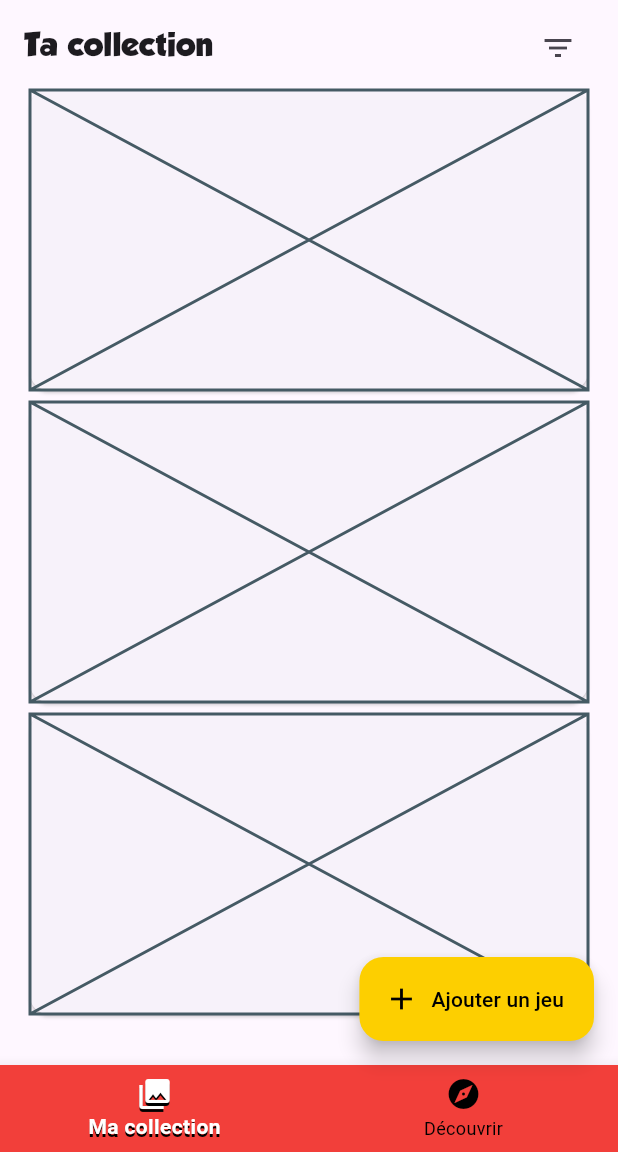
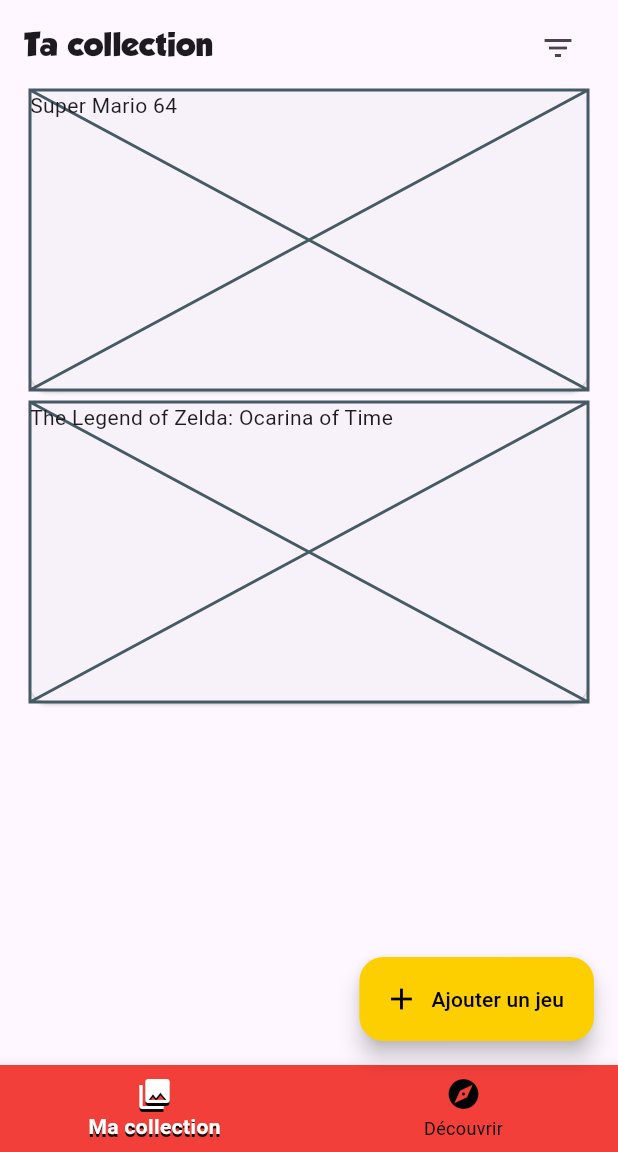
Before and after one commit to Fenysk/flutter_le_spawn, a Flutter app: the screen it shows after launch, on a phone screen of 412 x 824 dp, the part 84-1236 px from its top. Run offline on Flutter 3.47's test engine with Material 3 defaults, Android fonts, the phone set to English and light mode, and no system bars; our stand-ins replace camera; Roboto replaces fonts that are missing (Acephimere); project files that could hold a hidden picture were left out.

Commit message:
🚧  Add video game dummy data and model

```diff
--- /dev/null
+++ b/lib/data/video_game_data.dart
@@ -0,0 +1,20 @@
+import 'package:le_spawn/models/video_game.dart';
+
+final videoGameData = [
+  VideoGame(
+    title: 'Super Mario 64',
+    edition: 'Standard',
+    region: 'PAL',
+    mainPhoto:
+        'https://m.media-amazon.com/images/I/61WDvKg7g9L._AC_UF1000,1000_QL80_.jpg',
+    platform: 'Nintendo 64',
+  ),
+  VideoGame(
+    title: 'The Legend of Zelda: Ocarina of Time',
+    edition: 'Standard',
+    region: 'PAL',
+    mainPhoto:
+        'https://upload.wikimedia.org/wikipedia/en/5/57/The_Legend_of_Zelda_Ocarina_of_Time.jpg',
+    platform: 'Nintendo 64',
+  ),
+];
--- /dev/null
+++ b/lib/models/video_game.dart
@@ -0,0 +1,23 @@
+class VideoGame {
+  VideoGame({
+    required this.title,
+    required this.edition,
+    required this.region,
+    required this.mainPhoto,
+    required this.platform,
+    this.description,
+    this.initialPurchasePrice,
+    this.negotiatedPrice,
+    this.currentMarketValue,
+  });
+
+  final String title;
+  final String? description;
+  final String edition;
+  final String region;
+  final String platform;
+  final String mainPhoto;
+  final double? initialPurchasePrice;
+  final double? negotiatedPrice;
+  final double? currentMarketValue;
+}
--- a/lib/ui/screens/collection_screen.dart
+++ b/lib/ui/screens/collection_screen.dart
@@ -38,10 +38,8 @@ class _CollectionScreenState extends State<CollectionScreen> {
               ),
             ],
           ),
-          const Expanded(
-            child: VideoGameList(
-              items: ['1', '2', '3'],
-            ),
+          Expanded(
+            child: VideoGameList(),
           ),
         ],
       ),
--- a/lib/ui/widgets/game/video_game_item.dart
+++ b/lib/ui/widgets/game/video_game_item.dart
@@ -1,14 +1,19 @@
 import 'package:flutter/material.dart';
+import 'package:le_spawn/models/video_game.dart';
 
 class VideoGameItem extends StatelessWidget {
-  const VideoGameItem({super.key});
+  const VideoGameItem({super.key, required this.videoGame});
+
+  final VideoGame videoGame;
 
   @override
   Widget build(BuildContext context) {
-    return const Card(
+    return Card(
       child: SizedBox(
         height: 200,
-        child: Placeholder(),
+        child: Placeholder(
+          child: Text(videoGame.title),
+        ),
       ),
     );
   }
--- a/lib/ui/widgets/game/video_game_list.dart
+++ b/lib/ui/widgets/game/video_game_list.dart
@@ -1,16 +1,19 @@
 import 'package:flutter/material.dart';
 import 'package:le_spawn/ui/widgets/game/video_game_item.dart';
+import 'package:le_spawn/data/video_game_data.dart';
+import 'package:le_spawn/models/video_game.dart';
 
 class VideoGameList extends StatelessWidget {
-  const VideoGameList({super.key, required this.items});
+  VideoGameList({super.key});
 
-  final List<dynamic> items;
+  final List<VideoGame> videoGameList = videoGameData;
 
   @override
   Widget build(BuildContext context) {
     return ListView.builder(
-      itemCount: items.length,
-      itemBuilder: (context, index) => const VideoGameItem(),
+      itemCount: videoGameList.length,
+      itemBuilder: (context, index) =>
+          VideoGameItem(videoGame: videoGameList[index]),
     );
   }
 }
```
